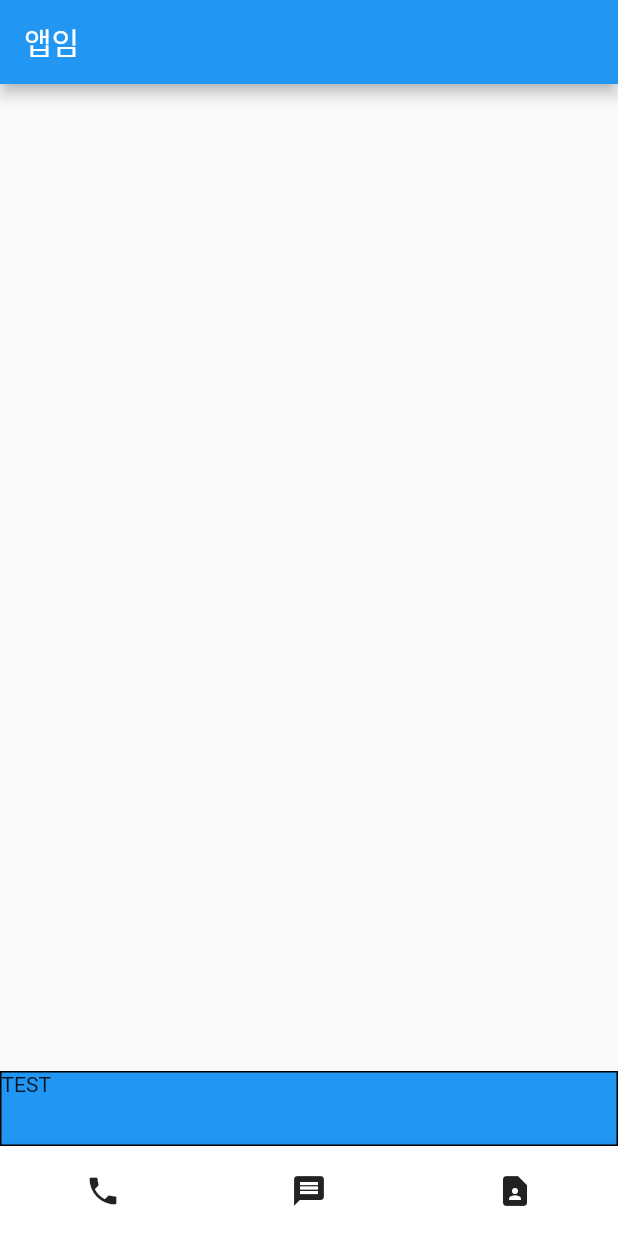
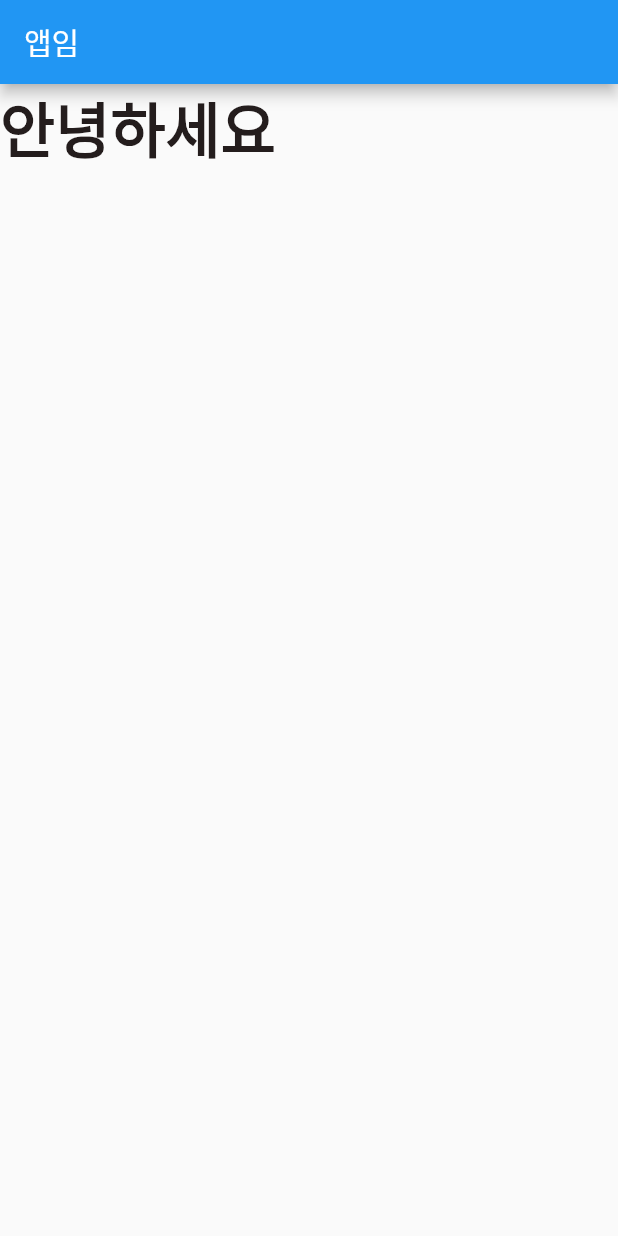
Before and after one commit to leyng7/flutter-contact, a Flutter app: the screen it shows after launch, on a phone screen of 412 x 824 dp. Run offline on Flutter 3.47's test engine with Material 2 defaults, Android fonts, the phone set to English and light mode, and no system bars.

Commit message:
플러터 Typography와 Layout 만드는 법 - 1

```diff
--- a/lib/main.dart
+++ b/lib/main.dart
@@ -10,30 +10,19 @@ class MyApp extends StatelessWidget {
   @override
   Widget build(BuildContext context) {
     return MaterialApp(
-        home: Scaffold(
-            appBar: AppBar(centerTitle: false, title: Text('앱임')),
-            body: Align(
-              alignment: Alignment.bottomRight,
-              child: Container(
-                width: double.infinity,
-                height: 50,
-                // margin: EdgeInsets.all(20),
-                child: Text("TEST"),
-                decoration: BoxDecoration(
-                  color: Colors.blue,
-                  border: Border.all(color: Colors.black)
-                ),
-              ),
+      home: Scaffold(
+        appBar: AppBar(centerTitle: false, title: Text('앱임')),
+        body: SizedBox(
+          child: Text(
+            '안녕하세요',
+            style: TextStyle(
+              color: Color(0xff241d1d),
+              fontSize: 40,
+              fontWeight: FontWeight.w700,
             ),
-            bottomNavigationBar: BottomAppBar(
-                child: Container(
-                    height: 60,
-                    child: Row(
-                        mainAxisAlignment: MainAxisAlignment.spaceAround,
-                        children: const [
-                          Icon(Icons.phone),
-                          Icon(Icons.message),
-                          Icon(Icons.contact_page)
-                        ])))));
+          ),
+        ),
+      ),
+    );
   }
 }
```
